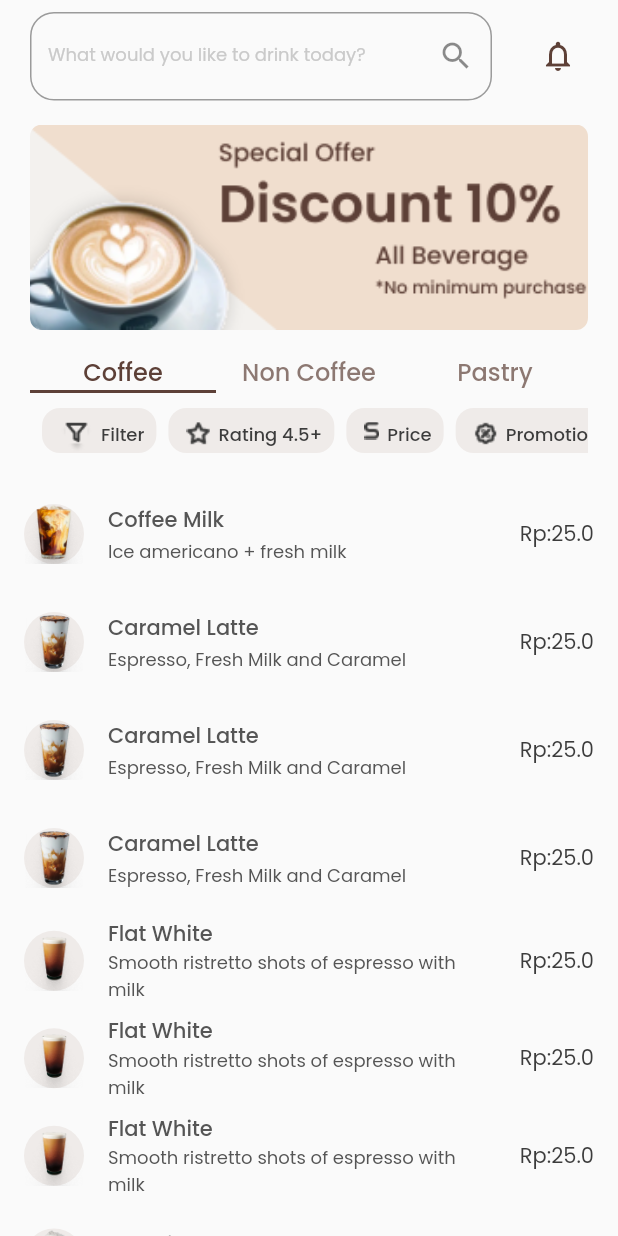
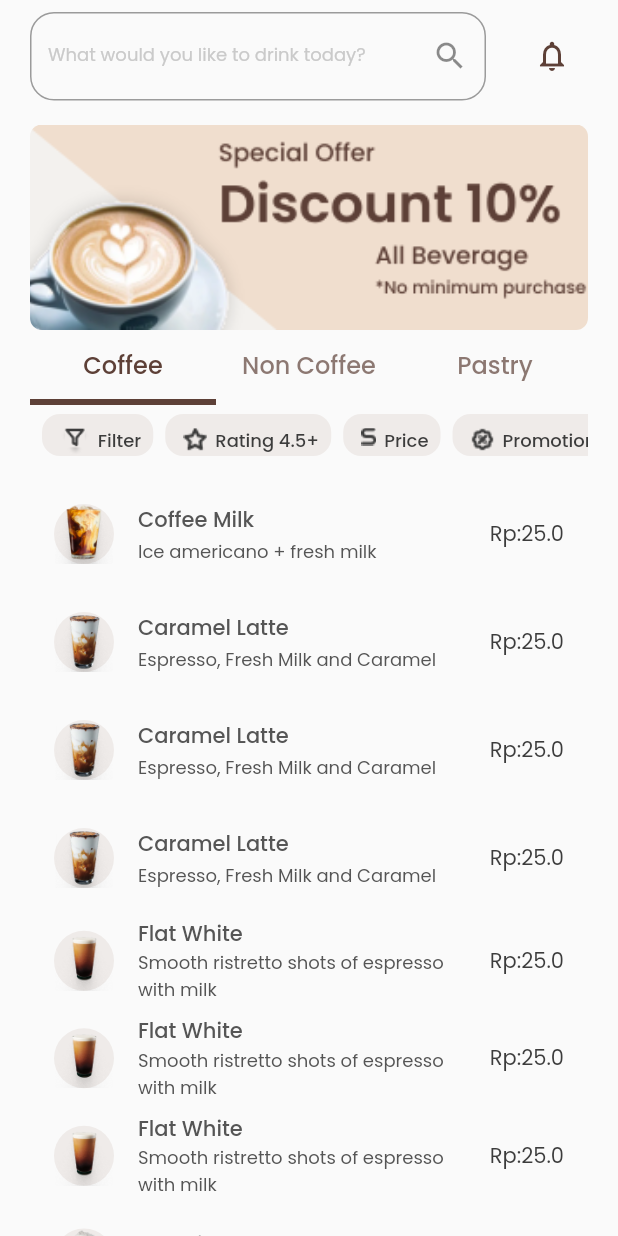
Before and after one commit to Kayky-oliveira7/shopfee_clean_arch, a Flutter app: the screen it shows after launch, on a phone screen of 412 x 824 dp. Run offline on Flutter 3.47's test engine with Material 2 defaults, Android fonts, the phone set to English and light mode, and no system bars; our stand-ins replace flutter_mobx, google_fonts, mobx; generated files the repository leaves out were written again.

Commit message:
Modificaçao de componentes e alteraçao de nomenclatura do app

```diff
--- a/lib/features/components/catalog-selection-widget/catalog_selection_widget.dart
+++ b/lib/features/components/catalog-selection-widget/catalog_selection_widget.dart
@@ -1,29 +1,75 @@
 import 'package:flutter/material.dart';
 import 'package:google_fonts/google_fonts.dart';
+import 'package:shopfee_clean_arch/features/components/catalog-view-widget/catalog_widget.dart';
+import 'package:shopfee_clean_arch/features/components/information-list-widget/information_list_widget.dart';
+import 'package:shopfee_clean_arch/features/components/search-bar-widget/search_bar_widget.dart';
 
-class CatalogSelectionWidget extends StatelessWidget {
+class CatalogSelectionWidget extends StatefulWidget {
   const CatalogSelectionWidget({Key? key}) : super(key: key);
 
   @override
+  State<CatalogSelectionWidget> createState() => _CatalogSelectionWidgetState();
+}
+
+class _CatalogSelectionWidgetState extends State<CatalogSelectionWidget>
+    with TickerProviderStateMixin {
+  TabController? tabcontroller;
+
+  @override
+  void initState() {
+    super.initState();
+    tabcontroller = TabController(length: 3, vsync: this);
+  }
+
+  @override
   Widget build(BuildContext context) {
-    return Padding(
-      padding: const EdgeInsets.symmetric(horizontal: 20),
-      child: DefaultTabController(
-        length: 3,
-        child: TabBar(
+    return Column(
+      children: [
+        _size(8),
+        const SearcBarWidget(),
+        _size(16),
+        SizedBox(
+          width: MediaQuery.of(context).size.width,
+          height: 137,
+          child: TabBarView(
+            controller: tabcontroller,
+            children: const [
+              CatalogWidget(image: "assets/images/coffee_image.png"),
+              CatalogWidget(image: "assets/images/coffee_image.png"),
+              CatalogWidget(image: "assets/images/coffee_image.png"),
+            ],
+          ),
+        ),
+        TabBar(
+          labelColor: const Color(0xff5D4037),
           indicatorColor: const Color(0xff5D4037),
-          labelColor: const Color(0xff5D4037),
+          indicatorWeight: 4,
+          controller: tabcontroller,
           labelStyle: GoogleFonts.poppins(
             fontWeight: FontWeight.w500,
             fontSize: 16,
           ),
           tabs: const [
-            Text("Coffee"),
-            Text("Non Coffee"),
-            Text("Pastry"),
+            Tab(
+              text: "Coffee",
+            ),
+            Tab(
+              text: "Non Coffee",
+            ),
+            Tab(
+              text: "Pastry",
+            ),
           ],
         ),
-      ),
+        _size(6),
+        const InformationListWidget(),
+      ],
+    );
+  }
+
+  Widget _size(double height) {
+    return SizedBox(
+      height: height,
     );
   }
 }
--- /dev/null
+++ b/lib/features/components/catalog-view-widget/catalog_widget.dart
@@ -0,0 +1,28 @@
+import 'package:flutter/material.dart';
+
+class CatalogWidget extends StatelessWidget {
+  final String image;
+  const CatalogWidget({Key? key, required this.image}) : super(key: key);
+
+  @override
+  Widget build(BuildContext context) {
+    return Container(
+      decoration: const BoxDecoration(
+        borderRadius: BorderRadius.all(
+          Radius.circular(8),
+        ),
+      ),
+      width: MediaQuery.of(context).size.width,
+      height: 137,
+      child: ClipRRect(
+        borderRadius: const BorderRadius.all(
+          Radius.circular(8),
+        ),
+        child: Image.asset(
+          image,
+          fit: BoxFit.cover,
+        ),
+      ),
+    );
+  }
+}
--- a/lib/features/components/catalog/catalog_widget.dart
+++ /dev/null
@@ -1,30 +0,0 @@
-import 'package:flutter/material.dart';
-
-class CatalogWidget extends StatelessWidget {
-  const CatalogWidget({Key? key}) : super(key: key);
-
-  @override
-  Widget build(BuildContext context) {
-    return Padding(
-      padding: const EdgeInsets.symmetric(horizontal: 20),
-      child: Container(
-        decoration: const BoxDecoration(
-          borderRadius: BorderRadius.all(
-            Radius.circular(8),
-          ),
-        ),
-        width: MediaQuery.of(context).size.width,
-        height: 137,
-        child: ClipRRect(
-          borderRadius: const BorderRadius.all(
-            Radius.circular(8),
-          ),
-          child: Image.asset(
-            "assets/images/coffee_image.png",
-            fit: BoxFit.cover,
-          ),
-        ),
-      ),
-    );
-  }
-}
--- a/lib/features/components/product-information-list-widget/info_product_controller_widget.dart
+++ b/lib/features/components/information-list-widget/info_product_controller_widget.dart
@@ -5,13 +5,13 @@ import 'package:shopfee_clean_arch/layers/domain/entitys/info_product_entity.dar
 import 'package:shopfee_clean_arch/layers/domain/usecases/get_info_product_usecase_impl.dart';
 part 'info_product_controller_widget.g.dart';
 
-class InfoProductControllerWidget = _InfoProductControllerWidgetBase
+class InfoProductControllerWidget = InfoProductControllerWidgetBase
     with _$InfoProductControllerWidget;
 
-abstract class _InfoProductControllerWidgetBase with Store {
+abstract class InfoProductControllerWidgetBase with Store {
   final GetInfoProductUseCaseImpl _getInfoProductUseCaseImpl;
 
-  _InfoProductControllerWidgetBase(this._getInfoProductUseCaseImpl);
+  InfoProductControllerWidgetBase(this._getInfoProductUseCaseImpl);
 
   @observable
   AppState state = StartAppState();
--- /dev/null
+++ b/lib/features/components/information-list-widget/information_list_widget.dart
@@ -0,0 +1,101 @@
+import 'package:flutter/material.dart';
+import 'package:flutter_mobx/flutter_mobx.dart';
+import 'package:google_fonts/google_fonts.dart';
+import 'package:shopfee_clean_arch/comom/app_state.dart';
+import 'package:shopfee_clean_arch/features/components/information-list-widget/info_product_controller_widget.dart';
+import 'package:shopfee_clean_arch/layers/data/datasources/info_product_data_source.dart';
+import 'package:shopfee_clean_arch/layers/data/datasources/mock/info_product_mock_data_source_impl.dart';
+import 'package:shopfee_clean_arch/layers/data/repoistories/info_product_repository_impl.dart';
+import 'package:shopfee_clean_arch/layers/domain/entitys/info_product_entity.dart';
+import 'package:shopfee_clean_arch/layers/domain/repositories/info_product_repository.dart';
+import 'package:shopfee_clean_arch/layers/domain/usecases/get_info_product_usecase_impl.dart';
+
+class InformationListWidget extends StatefulWidget {
+  const InformationListWidget({Key? key}) : super(key: key);
+
+  @override
+  State<InformationListWidget> createState() =>
+      _ProductInformationListWidgetState();
+}
+
+class _ProductInformationListWidgetState extends State<InformationListWidget> {
+  late InfoProductRepository _infoProductRepository;
+  InfoProductDataSource infoProductDataSource = InfoProductMockDataSourceImpl();
+  late GetInfoProductUseCaseImpl _infoProductUseCaseImpl;
+  late InfoProductControllerWidget _infoProductControllerWidget;
+
+  @override
+  void initState() {
+    _infoProductRepository = InfoProductRepositoryImpl(infoProductDataSource);
+    _infoProductUseCaseImpl = GetInfoProductUseCaseImpl(_infoProductRepository);
+    _infoProductControllerWidget =
+        InfoProductControllerWidget(_infoProductUseCaseImpl);
+    super.initState();
+    _infoProductControllerWidget.load();
+  }
+
+  @override
+  Widget build(BuildContext context) {
+    return Observer(
+      builder: (_) {
+        return _infoProductList(_infoProductControllerWidget.state);
+      },
+    );
+  }
+
+  Widget _infoProductList(AppState state) {
+    if (state is DataAppState<List<InfoProductEntity>>) {
+      return Expanded(
+        child: ListView.builder(
+          scrollDirection: Axis.horizontal,
+          itemBuilder: (context, index) {
+            var infoProducts = state.data[index];
+            return Row(
+              children: [
+                _size(8, null),
+                Container(
+                  decoration: const BoxDecoration(
+                    color: Color(0xffEFEBE9),
+                    borderRadius: BorderRadius.all(
+                      Radius.circular(12),
+                    ),
+                  ),
+                  height: 30,
+                  child: Padding(
+                    padding: const EdgeInsets.only(left: 12, top: 9, right: 8),
+                    child: Row(
+                      crossAxisAlignment: CrossAxisAlignment.start,
+                      children: [
+                        Image.asset(
+                          infoProducts.logo,
+                        ),
+                        _size(5.35, null),
+                        Text(
+                          infoProducts.infoProduct,
+                          style: GoogleFonts.poppins(
+                            fontWeight: FontWeight.w500,
+                            fontSize: 12,
+                            color: const Color(0xff3C3C3C),
+                          ),
+                        ),
+                      ],
+                    ),
+                  ),
+                ),
+              ],
+            );
+          },
+          itemCount: state.data.length,
+        ),
+      );
+    }
+    return Container();
+  }
+
+  Widget _size(double? width, double? height) {
+    return SizedBox(
+      width: width,
+      height: height,
+    );
+  }
+}
--- a/lib/features/components/list-product-widget/products_controller.dart
+++ b/lib/features/components/list-product-widget/products_controller.dart
@@ -5,13 +5,13 @@ import 'package:shopfee_clean_arch/layers/domain/entitys/product_entity.dart';
 import 'package:shopfee_clean_arch/layers/domain/usecases/get_product_usecase_impl.dart';
 part 'products_controller.g.dart';
 
-class ProductControllerWiget = _ProductControllerWigetBase
+class ProductControllerWiget = ProductControllerWigetBase
     with _$ProductControllerWiget;
 
-abstract class _ProductControllerWigetBase with Store {
+abstract class ProductControllerWigetBase with Store {
   final GetProductUseCaseImpl _getProductUseCaseImpl;
 
-  _ProductControllerWigetBase(this._getProductUseCaseImpl);
+  ProductControllerWigetBase(this._getProductUseCaseImpl);
 
   @observable
   AppState state = StartAppState();
--- a/lib/features/components/product-information-list-widget/product_information_list_widget.dart
+++ /dev/null
@@ -1,104 +0,0 @@
-import 'package:flutter/material.dart';
-import 'package:flutter_mobx/flutter_mobx.dart';
-import 'package:google_fonts/google_fonts.dart';
-import 'package:shopfee_clean_arch/comom/app_state.dart';
-import 'package:shopfee_clean_arch/features/components/product-information-list-widget/info_product_controller_widget.dart';
-import 'package:shopfee_clean_arch/layers/data/datasources/info_product_data_source.dart';
-import 'package:shopfee_clean_arch/layers/data/datasources/mock/info_product_mock_data_source.dart';
-import 'package:shopfee_clean_arch/layers/data/repoistories/info_product_repository_impl.dart';
-import 'package:shopfee_clean_arch/layers/domain/entitys/info_product_entity.dart';
-import 'package:shopfee_clean_arch/layers/domain/repositories/info_product_repository.dart';
-import 'package:shopfee_clean_arch/layers/domain/usecases/get_info_product_usecase_impl.dart';
-
-class ProductInformationListWidget extends StatefulWidget {
-  const ProductInformationListWidget({Key? key}) : super(key: key);
-
-  @override
-  State<ProductInformationListWidget> createState() =>
-      _ProductInformationListWidgetState();
-}
-
-class _ProductInformationListWidgetState
-    extends State<ProductInformationListWidget> {
-  late InfoProductRepository _infoProductRepository;
-  InfoProductDataSource infoProductDataSource = InfoProductMockDataSourceImpl();
-  late GetInfoProductUseCaseImpl _infoProductUseCaseImpl;
-  late InfoProductControllerWidget _infoProductControllerWidget;
-
-  @override
-  void initState() {
-    _infoProductRepository = InfoProductRepositoryImpl(infoProductDataSource);
-    _infoProductUseCaseImpl = GetInfoProductUseCaseImpl(_infoProductRepository);
-    _infoProductControllerWidget =
-        InfoProductControllerWidget(_infoProductUseCaseImpl);
-    super.initState();
-    _infoProductControllerWidget.load();
-  }
-
-  @override
-  Widget build(BuildContext context) {
-    return Expanded(
-      child: Padding(
-          padding: const EdgeInsets.symmetric(horizontal: 20),
-          child: Observer(
-            builder: (_) {
-              return _infoProductList(_infoProductControllerWidget.state);
-            },
-          )),
-    );
-  }
-
-  Widget _infoProductList(AppState state) {
-    if (state is DataAppState<List<InfoProductEntity>>) {
-      return ListView.builder(
-        scrollDirection: Axis.horizontal,
-        itemBuilder: (context, index) {
-          var infoProducts = state.data[index];
-          return Row(
-            children: [
-              _size(8, null),
-              Container(
-                decoration: const BoxDecoration(
-                  color: Color(0xffEFEBE9),
-                  borderRadius: BorderRadius.all(
-                    Radius.circular(12),
-                  ),
-                ),
-                height: 30,
-                child: Padding(
-                  padding: const EdgeInsets.only(left: 12, top: 9, right: 8),
-                  child: Row(
-                    crossAxisAlignment: CrossAxisAlignment.start,
-                    children: [
-                      Image.asset(
-                        infoProducts.logo,
-                      ),
-                      _size(5.35, null),
-                      Text(
-                        infoProducts.infoProduct,
-                        style: GoogleFonts.poppins(
-                          fontWeight: FontWeight.w500,
-                          fontSize: 12,
-                          color: const Color(0xff3C3C3C),
-                        ),
-                      ),
-                    ],
-                  ),
-                ),
-              ),
-            ],
-          );
-        },
-        itemCount: state.data.length,
-      );
-    }
-    return Container();
-  }
-
-  Widget _size(double? width, double? height) {
-    return SizedBox(
-      width: width,
-      height: height,
-    );
-  }
-}
--- a/lib/features/components/search-bar-widget/search_bar_widget.dart
+++ b/lib/features/components/search-bar-widget/search_bar_widget.dart
@@ -6,9 +6,7 @@ class SearcBarWidget extends StatelessWidget {
 
   @override
   Widget build(BuildContext context) {
-    return Padding(
-      padding: const EdgeInsets.only(left: 20, right: 16, top: 8),
-      child: Row(
+    return Row(
       children: [
         Expanded(
           child: TextFormField(
@@ -46,7 +44,6 @@ class SearcBarWidget extends StatelessWidget {
           ),
         ),
       ],
-      ),
     );
   }
 }
--- a/lib/features/pages/home_page.dart
+++ b/lib/features/pages/home_page.dart
@@ -1,9 +1,6 @@
 import 'package:flutter/material.dart';
 import 'package:shopfee_clean_arch/features/components/catalog-selection-widget/catalog_selection_widget.dart';
-import 'package:shopfee_clean_arch/features/components/catalog/catalog_widget.dart';
 import 'package:shopfee_clean_arch/features/components/list-product-widget/list_view_products_widget.dart';
-import 'package:shopfee_clean_arch/features/components/product-information-list-widget/product_information_list_widget.dart';
-import 'package:shopfee_clean_arch/features/components/search-bar-widget/search_bar_widget.dart';
 
 class HomePage extends StatefulWidget {
   const HomePage({Key? key}) : super(key: key);
@@ -17,26 +14,21 @@ class _HomePageState extends State<HomePage> {
   Widget build(BuildContext context) {
     return Scaffold(
       body: SafeArea(
+        child: Padding(
+          padding: const EdgeInsets.symmetric(horizontal: 20),
           child: Column(
             children: [
-            Container(
+              SizedBox(
                 width: MediaQuery.of(context).size.width,
                 height: 304,
-              child: Column(
-                children: [
-                  const SearcBarWidget(),
+                child: const CatalogSelectionWidget(),
+              ),
               _size(16, null),
-                  const CatalogWidget(),
-                  _size(16, null),
-                  const CatalogSelectionWidget(),
-                  _size(8, null),
-                  ProductInformationListWidget(),
+              const Expanded(
+                child: ListViewProductsWidget(),
+              ),
             ],
           ),
-            ),
-            _size(16, null),
-            const Expanded(child: ListViewProductsWidget()),
-          ],
         ),
       ),
     );
--- a/lib/layers/domain/mappers/product_model_to_entity_mapper.dart
+++ b/lib/layers/domain/mappers/product_model_to_entity_mapper.dart
@@ -1,4 +1,3 @@
-import 'package:flutter/physics.dart';
 import 'package:shopfee_clean_arch/layers/data/models/product_model.dart';
 import 'package:shopfee_clean_arch/layers/domain/entitys/product_entity.dart';
 
```
Also changed, not shown: lib/features/components/information-list-widget/info_product_controller_widget.g.dart, lib/features/components/list-product-widget/products_controller.g.dart, lib/layers/data/datasources/mock/info_product_mock_data_source_impl.dart (renamed from lib/layers/data/datasources/mock/info_product_mock_data_source.dart). Lines whose indentation alone changed are shown as unchanged.
